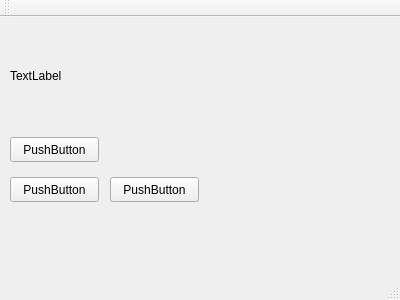
First picture: the form in mainwindow.ui, repository windr0id/if_client, before the edit.
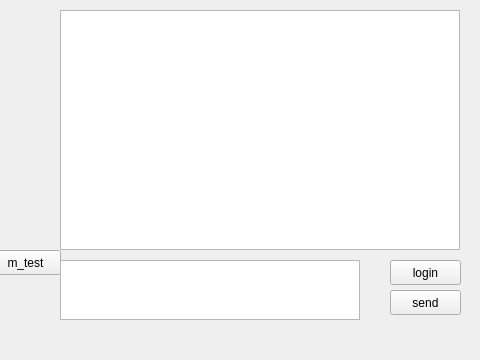
Second picture: the form after the edit.

Diff of the .ui file:
```diff
--- a/mainwindow.ui
+++ b/mainwindow.ui
@@ -6,64 +6,83 @@
    <rect>
     <x>0</x>
     <y>0</y>
-    <width>400</width>
-    <height>300</height>
+    <width>480</width>
+    <height>360</height>
    </rect>
   </property>
+  <property name="minimumSize">
+   <size>
+    <width>480</width>
+    <height>360</height>
+   </size>
+  </property>
+  <property name="maximumSize">
+   <size>
+    <width>480</width>
+    <height>360</height>
+   </size>
+  </property>
   <property name="windowTitle">
    <string>MainWindow</string>
   </property>
   <widget class="QWidget" name="centralWidget">
-   <widget class="QPushButton" name="Button_hide">
-    <property name="geometry">
-     <rect>
-      <x>10</x>
-      <y>160</y>
-      <width>89</width>
-      <height>25</height>
-     </rect>
-    </property>
-    <property name="text">
-     <string>PushButton</string>
-    </property>
-   </widget>
-   <widget class="QLabel" name="label">
-    <property name="geometry">
-     <rect>
-      <x>10</x>
-      <y>50</y>
-      <width>67</width>
-      <height>17</height>
-     </rect>
-    </property>
-    <property name="text">
-     <string>TextLabel</string>
-    </property>
-   </widget>
-   <widget class="QPushButton" name="Button_show">
-    <property name="geometry">
-     <rect>
-      <x>110</x>
-      <y>160</y>
-      <width>89</width>
-      <height>25</height>
-     </rect>
-    </property>
-    <property name="text">
-     <string>PushButton</string>
-    </property>
-   </widget>
    <widget class="QPushButton" name="Button_signal">
     <property name="geometry">
      <rect>
-      <x>10</x>
-      <y>120</y>
-      <width>89</width>
+      <x>-10</x>
+      <y>250</y>
+      <width>71</width>
       <height>25</height>
      </rect>
     </property>
     <property name="text">
-     <string>PushButton</string>
+     <string>m_test</string>
+    </property>
+   </widget>
+   <widget class="QTextBrowser" name="textBrowser">
+    <property name="geometry">
+     <rect>
+      <x>60</x>
+      <y>10</y>
+      <width>400</width>
+      <height>240</height>
+     </rect>
+    </property>
+   </widget>
+   <widget class="QTextEdit" name="textEdit">
+    <property name="geometry">
+     <rect>
+      <x>60</x>
+      <y>260</y>
+      <width>300</width>
+      <height>60</height>
+     </rect>
+    </property>
+   </widget>
+   <widget class="QPushButton" name="Button_send">
+    <property name="geometry">
+     <rect>
+      <x>390</x>
+      <y>290</y>
+      <width>71</width>
+      <height>25</height>
+     </rect>
+    </property>
+    <property name="text">
+     <string>send</string>
+    </property>
+   </widget>
+   <widget class="QPushButton" name="Button_login">
+    <property name="geometry">
+     <rect>
+      <x>390</x>
+      <y>260</y>
+      <width>71</width>
+      <height>25</height>
+     </rect>
+    </property>
+    <property name="text">
+     <string>login</string>
     </property>
    </widget>
   </widget>
@@ -77,15 +96,6 @@
     </rect>
    </property>
   </widget>
-  <widget class="QToolBar" name="mainToolBar">
-   <attribute name="toolBarArea">
-    <enum>TopToolBarArea</enum>
-   </attribute>
-   <attribute name="toolBarBreak">
-    <bool>false</bool>
-   </attribute>
-  </widget>
-  <widget class="QStatusBar" name="statusBar"/>
  </widget>
  <layoutdefault spacing="6" margin="11"/>
  <resources/>
```
Left out of the diff: 43 changed lines with no effect on the pictures.
